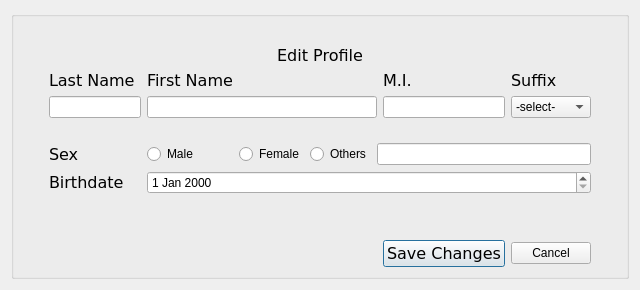
The window that CLOCKWORK_SEMESTER/edit_profile.ui (AmielJohnPadasay/ClockWork) describes before a commit, drawn with Qt 5.
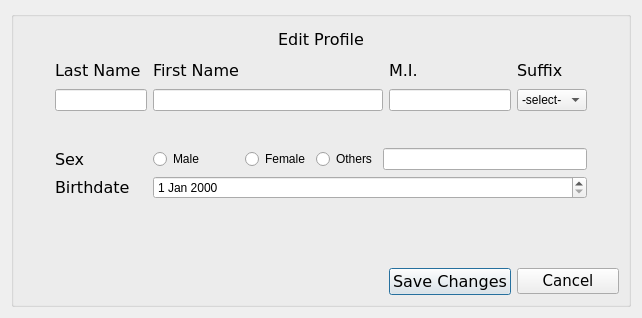
The same window after the commit.

The edit to the form file:
```diff
--- a/CLOCKWORK_SEMESTER/edit_profile.ui
+++ b/CLOCKWORK_SEMESTER/edit_profile.ui
@@ -6,8 +6,8 @@
    <rect>
     <x>0</x>
     <y>0</y>
-    <width>638</width>
-    <height>290</height>
+    <width>626</width>
+    <height>318</height>
    </rect>
   </property>
   <property name="windowTitle">
@@ -184,19 +184,6 @@
         </property>
        </widget>
       </item>
-      <item row="10" column="2" colspan="6">
-       <spacer name="horizontalSpacer_7">
-        <property name="orientation">
-         <enum>Qt::Orientation::Horizontal</enum>
-        </property>
-        <property name="sizeHint" stdset="0">
-         <size>
-          <width>40</width>
-          <height>20</height>
-         </size>
-        </property>
-       </spacer>
-      </item>
       <item row="6" column="6">
        <widget class="QRadioButton" name="female_radio_2">
         <property name="text">
@@ -217,19 +204,6 @@
         </property>
        </spacer>
       </item>
-      <item row="1" column="1" colspan="11">
-       <spacer name="horizontalSpacer_14">
-        <property name="orientation">
-         <enum>Qt::Orientation::Horizontal</enum>
-        </property>
-        <property name="sizeHint" stdset="0">
-         <size>
-          <width>297</width>
-          <height>20</height>
-         </size>
-        </property>
-       </spacer>
-      </item>
       <item row="6" column="5">
        <widget class="QRadioButton" name="male_radio_2">
         <property name="text">
@@ -250,13 +224,6 @@
         </property>
        </spacer>
       </item>
-      <item row="10" column="10">
-       <widget class="QPushButton" name="pushButton">
-        <property name="text">
-         <string>Cancel</string>
-        </property>
-       </widget>
-      </item>
       <item row="4" column="2" colspan="3">
        <widget class="QLineEdit" name="last_name_edit_2">
         <property name="text">
@@ -277,6 +244,32 @@
         </property>
        </widget>
       </item>
+      <item row="10" column="10" colspan="3">
+       <widget class="QPushButton" name="new_cancel_btn">
+        <property name="font">
+         <font>
+          <family>Verdana</family>
+          <pointsize>11</pointsize>
+         </font>
+        </property>
+        <property name="text">
+         <string>Cancel</string>
+        </property>
+       </widget>
+      </item>
+      <item row="10" column="0" colspan="8">
+       <spacer name="horizontalSpacer_7">
+        <property name="orientation">
+         <enum>Qt::Orientation::Horizontal</enum>
+        </property>
+        <property name="sizeHint" stdset="0">
+         <size>
+          <width>40</width>
+          <height>20</height>
+         </size>
+        </property>
+       </spacer>
+      </item>
      </layout>
     </widget>
    </item>
```
Left out of the diff: 34 changed lines with no effect on the pictures.
